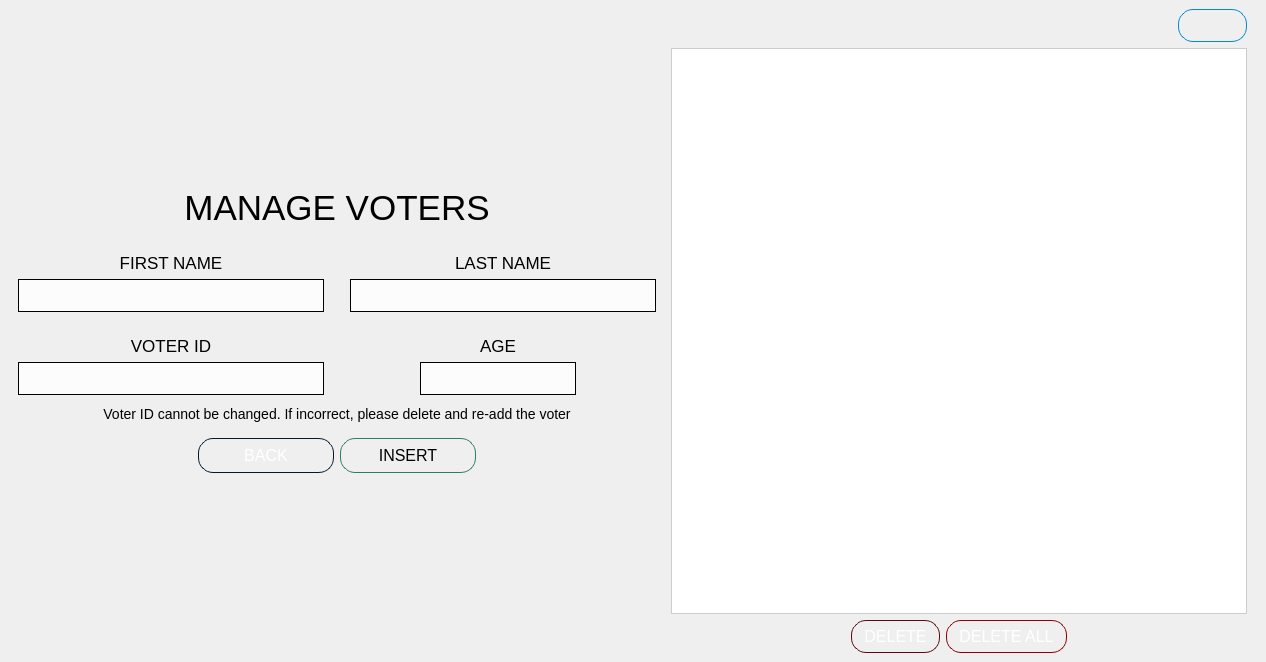
Above: VVM/votermanagement.ui from GuisadongManok/PolliTech-VVM before the change. Below: the same form after it.
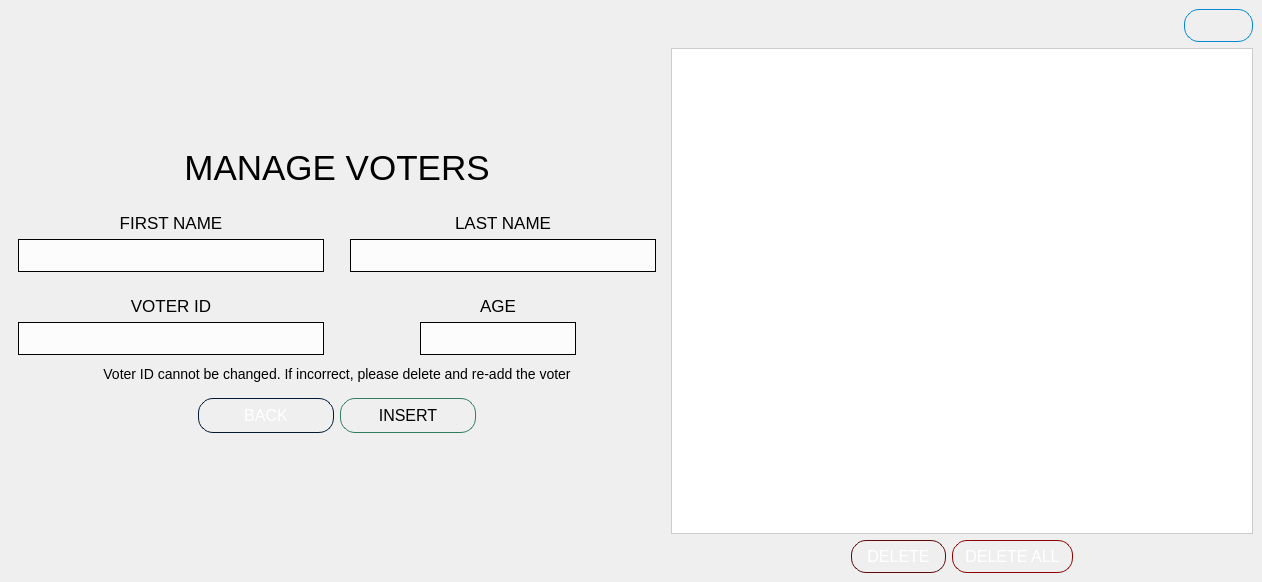
That is the form after the change. Icons and pictures are not drawn.

Diff of the .ui file:
```diff
--- a/VVM/votermanagement.ui
+++ b/VVM/votermanagement.ui
@@ -6,10 +6,16 @@
    <rect>
     <x>0</x>
     <y>0</y>
-    <width>1250</width>
-    <height>662</height>
+    <width>1262</width>
+    <height>582</height>
    </rect>
   </property>
+  <property name="minimumSize">
+   <size>
+    <width>1262</width>
+    <height>582</height>
+   </size>
+  </property>
   <property name="windowTitle">
    <string>PolliTech</string>
   </property>
@@ -17,6 +23,9 @@
    <iconset resource="../VVM.qrc">
     <normaloff>:/backgrounds/Smol logo no bg.png</normaloff>:/backgrounds/Smol logo no bg.png</iconset>
   </property>
+  <property name="styleSheet">
+   <string notr="true"/>
+  </property>
   <widget class="QWidget" name="centralwidget">
    <property name="sizePolicy">
     <sizepolicy hsizetype="Minimum" vsizetype="Minimum">
@@ -24,6 +33,9 @@
      <verstretch>0</verstretch>
     </sizepolicy>
    </property>
+   <property name="styleSheet">
+    <string notr="true"/>
+   </property>
    <layout class="QGridLayout" name="gridLayout_2">
     <item row="0" column="0">
      <widget class="QFrame" name="frame">
@@ -39,6 +51,11 @@
         <height>303</height>
        </size>
       </property>
+      <property name="styleSheet">
+       <string notr="true">QFrame {
+background-color: none;
+}</string>
+      </property>
       <property name="frameShape">
        <enum>QFrame::Shape::NoFrame</enum>
       </property>
@@ -61,6 +78,7 @@
 	font: 700 9pt &quot;Segoe UI&quot;;
 	font-size: 35px;
 	color: black;
+	background-color: none;
 }</string>
            </property>
            <property name="text">
@@ -99,6 +117,7 @@
 	font: 600 9pt &quot;Segoe UI&quot;;
 	font-size: 17px;
 	color: black;
+	background-color: none;
 }</string>
                  </property>
                  <property name="text">
@@ -158,6 +177,7 @@
 	font: 600 9pt &quot;Segoe UI&quot;;
 	font-size: 17px;
 	color: black;
+	background-color: none;
 }</string>
                  </property>
                  <property name="text">
@@ -221,6 +241,7 @@
 	font: 600 9pt &quot;Segoe UI&quot;;
 	font-size: 17px;
 	color: black;
+	background-color: none;
 }</string>
                  </property>
                  <property name="text">
@@ -280,6 +301,7 @@
 	font: 600 9pt &quot;Segoe UI&quot;;
 	font-size: 17px;
 	color: black;
+	background-color: none;
 }</string>
                  </property>
                  <property name="text">
@@ -340,6 +362,7 @@
 	font: italic 9pt &quot;Source Code Pro&quot;;
 	font-size: 14px;
 	color: black;
+	background-color: none;
 }</string>
              </property>
              <property name="text">
@@ -486,7 +509,7 @@
     <item row="0" column="1">
      <layout class="QVBoxLayout" name="verticalLayout_11">
       <property name="rightMargin">
-       <number>10</number>
+       <number>0</number>
       </property>
       <item>
        <layout class="QHBoxLayout" name="horizontalLayout_2">
@@ -567,7 +590,7 @@
         <item>
          <widget class="QTableWidget" name="Voter_table">
           <property name="sizePolicy">
-           <sizepolicy hsizetype="Ignored" vsizetype="Expanding">
+           <sizepolicy hsizetype="Expanding" vsizetype="Expanding">
             <horstretch>0</horstretch>
             <verstretch>0</verstretch>
            </sizepolicy>
```
